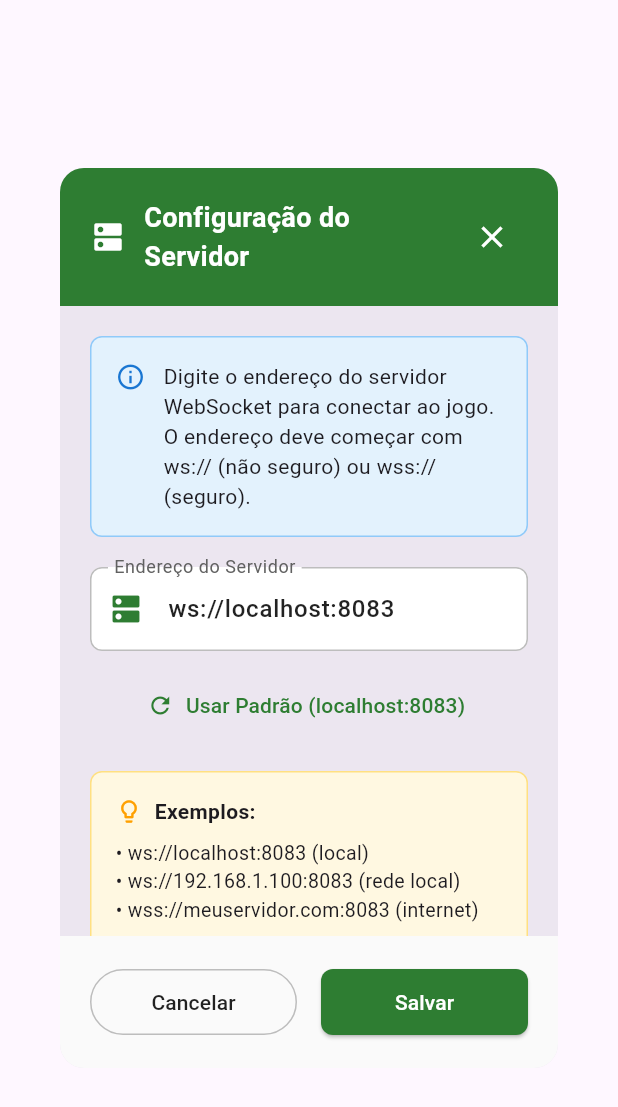
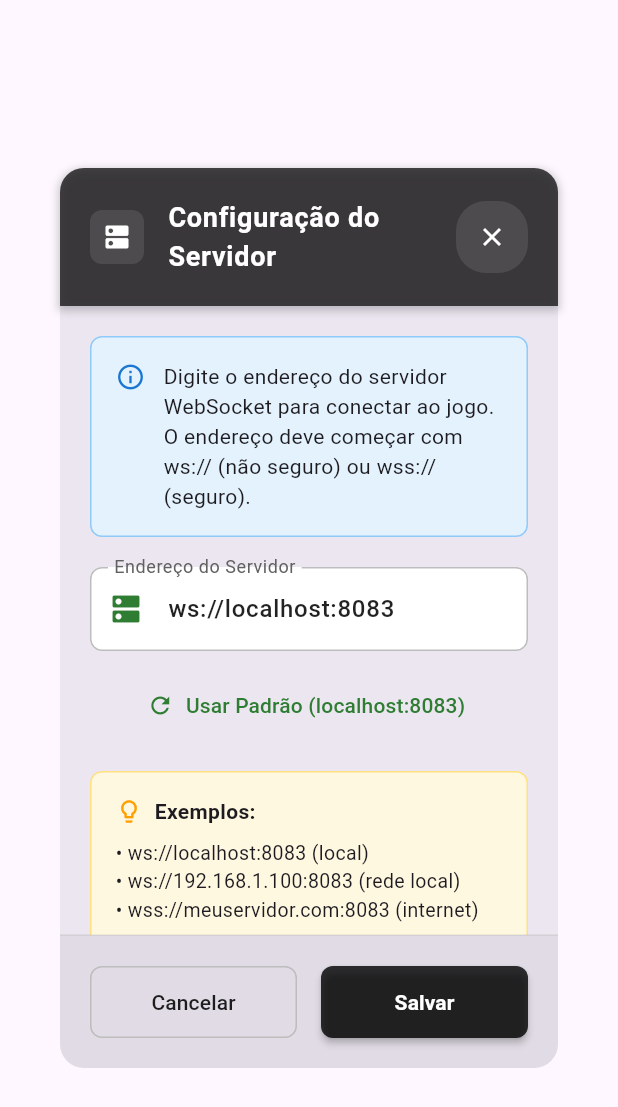
Before and after one commit to pablogeokar/flutter-combatentes, a Flutter app: the ServerConfigDialog widget shown alone on an empty page, opened directly, on a phone screen of 412 x 824 dp. Shown: the top 1107 px of the screen. Run offline on Flutter 3.47's test engine with Material 3 defaults, Android fonts, the phone set to English and light mode, and no system bars; our stand-ins replace audioplayers, flutter_riverpod; network calls fail.

Commit message:
melhorando a interface

```diff
--- a/lib/ui/server_config_dialog.dart
+++ b/lib/ui/server_config_dialog.dart
@@ -108,29 +108,60 @@ class _ServerConfigDialogState extends State<ServerConfigDialog> {
             Container(
               padding: const EdgeInsets.all(20),
               decoration: BoxDecoration(
-                color: MilitaryThemeWidgets.primaryGreen,
+                color: Colors.black.withValues(alpha: 0.7),
                 borderRadius: const BorderRadius.only(
                   topLeft: Radius.circular(16),
                   topRight: Radius.circular(16),
                 ),
+                boxShadow: [
+                  BoxShadow(
+                    color: Colors.black.withValues(alpha: 0.2),
+                    spreadRadius: 1,
+                    blurRadius: 4,
+                    offset: const Offset(0, 2),
+                  ),
+                ],
               ),
               child: Row(
                 children: [
-                  const Icon(Icons.dns, color: Colors.white, size: 24),
-                  const SizedBox(width: 12),
+                  Container(
+                    padding: const EdgeInsets.all(8),
+                    decoration: BoxDecoration(
+                      color: Colors.white.withValues(alpha: 0.1),
+                      borderRadius: BorderRadius.circular(8),
+                    ),
+                    child: const Icon(Icons.dns, color: Colors.white, size: 20),
+                  ),
+                  const SizedBox(width: 16),
                   const Expanded(
                     child: Text(
                       'Configuração do Servidor',
                       style: TextStyle(
                         color: Colors.white,
                         fontSize: 18,
-                        fontWeight: FontWeight.bold,
+                        fontWeight: FontWeight.w600,
+                        letterSpacing: 0.5,
                       ),
                     ),
                   ),
-                  IconButton(
-                    onPressed: () => Navigator.of(context).pop(),
-                    icon: const Icon(Icons.close, color: Colors.white),
+                  Container(
+                    decoration: BoxDecoration(
+                      color: Colors.white.withValues(alpha: 0.1),
+                      borderRadius: BorderRadius.circular(20),
+                    ),
+                    child: IconButton(
+                      onPressed: () => Navigator.of(context).pop(),
+                      icon: const Icon(
+                        Icons.close,
+                        color: Colors.white,
+                        size: 20,
+                      ),
+                      padding: const EdgeInsets.all(8),
+                      constraints: const BoxConstraints(
+                        minWidth: 36,
+                        minHeight: 36,
+                      ),
+                    ),
                   ),
                 ],
               ),
@@ -299,10 +330,16 @@ class _ServerConfigDialogState extends State<ServerConfigDialog> {
             Container(
               padding: const EdgeInsets.all(20),
               decoration: BoxDecoration(
-                color: Colors.grey[50],
+                color: Colors.black.withValues(alpha: 0.05),
                 borderRadius: const BorderRadius.only(
                   bottomLeft: Radius.circular(16),
                   bottomRight: Radius.circular(16),
+                ),
+                border: Border(
+                  top: BorderSide(
+                    color: Colors.grey.withValues(alpha: 0.2),
+                    width: 1,
+                  ),
                 ),
               ),
               child: Row(
@@ -311,12 +348,18 @@ class _ServerConfigDialogState extends State<ServerConfigDialog> {
                     child: OutlinedButton(
                       onPressed: () => Navigator.of(context).pop(),
                       style: OutlinedButton.styleFrom(
-                        padding: const EdgeInsets.symmetric(vertical: 12),
+                        padding: const EdgeInsets.symmetric(vertical: 14),
                         side: BorderSide(color: Colors.grey[400]!),
+                        shape: RoundedRectangleBorder(
+                          borderRadius: BorderRadius.circular(8),
+                        ),
                       ),
                       child: const Text(
                         'Cancelar',
-                        style: TextStyle(color: Colors.black87),
+                        style: TextStyle(
+                          color: Colors.black87,
+                          fontWeight: FontWeight.w500,
+                        ),
                       ),
                     ),
                   ),
@@ -325,12 +368,13 @@ class _ServerConfigDialogState extends State<ServerConfigDialog> {
                     child: ElevatedButton(
                       onPressed: _isSaving ? null : _saveServer,
                       style: ElevatedButton.styleFrom(
-                        backgroundColor: MilitaryThemeWidgets.primaryGreen,
+                        backgroundColor: Colors.black.withValues(alpha: 0.8),
                         foregroundColor: Colors.white,
-                        padding: const EdgeInsets.symmetric(vertical: 12),
+                        padding: const EdgeInsets.symmetric(vertical: 14),
                         shape: RoundedRectangleBorder(
                           borderRadius: BorderRadius.circular(8),
                         ),
+                        elevation: 2,
                       ),
                       child: _isSaving
                           ? const SizedBox(
@@ -343,7 +387,10 @@ class _ServerConfigDialogState extends State<ServerConfigDialog> {
                                 ),
                               ),
                             )
-                          : const Text('Salvar'),
+                          : const Text(
+                              'Salvar',
+                              style: TextStyle(fontWeight: FontWeight.w600),
+                            ),
                     ),
                   ),
                 ],
```
Also changed, not shown: assets/images/logo.png, assets/images/logo_old.png (added).
